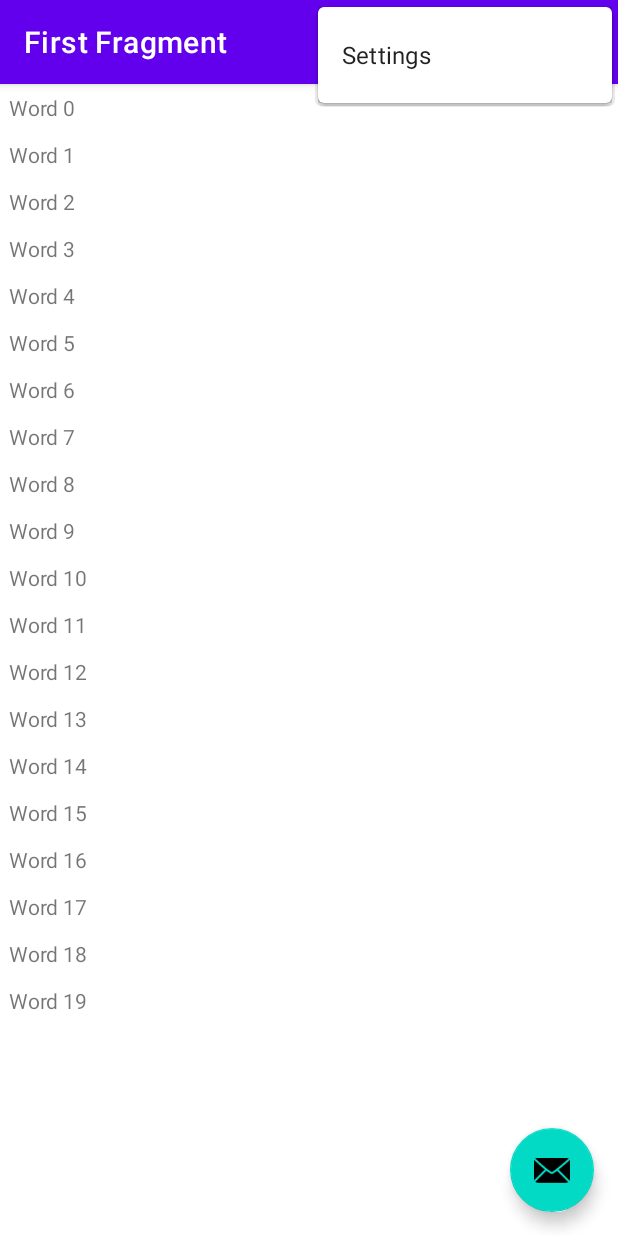
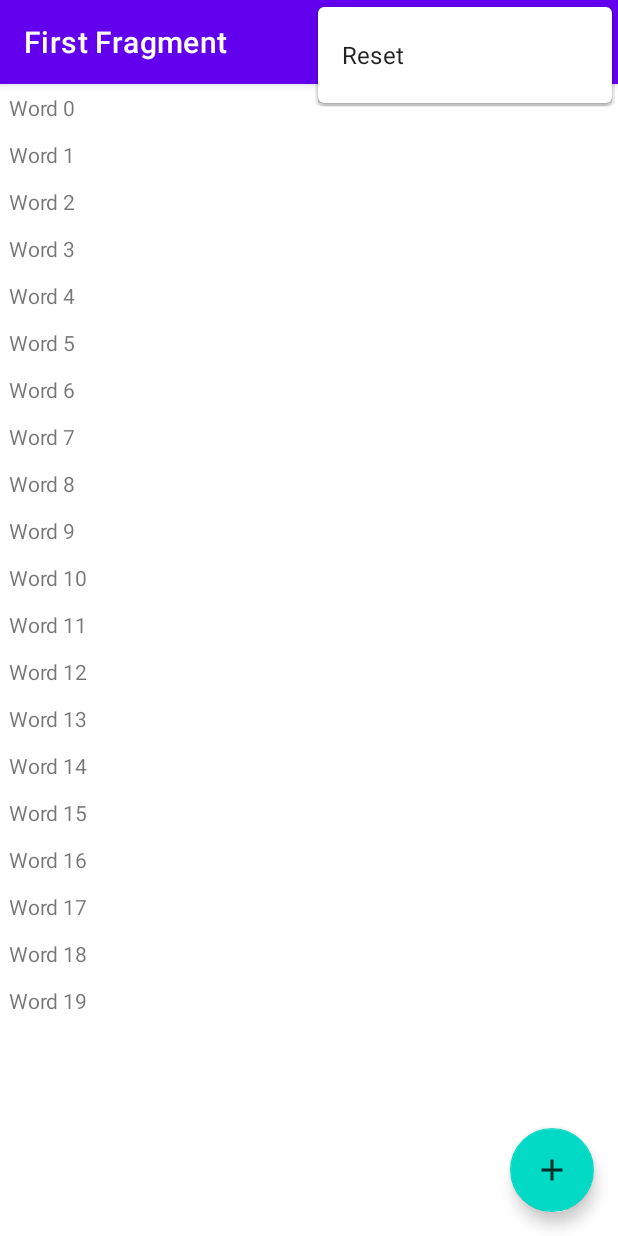
Before and after one commit to Treyregruth/TreyRegruthRecyclerViews, an Android app: the screen it shows after launch (MainActivity), with the options menu open, on a phone screen of 412 x 824 dp. Run offline under Robolectric (Android 15) with nearby library versions, the phone set to English and light mode, and no system bars; our stand-ins replace navigation-ui.

```diff
--- a/app/src/main/java/com/nkujosephregruth/recyclerview/MainActivity.java
+++ b/app/src/main/java/com/nkujosephregruth/recyclerview/MainActivity.java
@@ -21,12 +21,14 @@ import android.view.Menu;
 import android.view.MenuItem;
 
 import java.util.LinkedList;
+import java.util.Objects;
 
 public class MainActivity extends AppCompatActivity {
 
     private AppBarConfiguration appBarConfiguration;
     private ActivityMainBinding binding;
     private final LinkedList<String> mWordList = new LinkedList<>();
+    private RecyclerView mRecyclerView;
 
     @Override
     protected void onCreate(Bundle savedInstanceState) {
@@ -45,7 +47,7 @@ public class MainActivity extends AppCompatActivity {
             mWordList.addLast("Word " + i);
         }
 
-        RecyclerView mRecyclerView = findViewById(R.id.recyclerview);
+        mRecyclerView = findViewById(R.id.recyclerview);
         WordListAdapter mAdapter = new WordListAdapter(this, mWordList);
         mRecyclerView.setAdapter(mAdapter);
         mRecyclerView.setLayoutManager(new LinearLayoutManager(this));
@@ -55,7 +57,7 @@ public class MainActivity extends AppCompatActivity {
             public void onClick(View view) {
                 int wordListSize = mWordList.size();
                 mWordList.addLast("+ Word " + wordListSize);
-                mRecyclerView.getAdapter().notifyItemInserted(wordListSize);
+                Objects.requireNonNull(mRecyclerView.getAdapter()).notifyItemInserted(wordListSize);
                 mRecyclerView.smoothScrollToPosition(wordListSize);
             }
         });
@@ -76,7 +78,13 @@ public class MainActivity extends AppCompatActivity {
         int id = item.getItemId();
 
         //noinspection SimplifiableIfStatement
-        if (id == R.id.action_settings) {
+        if (id == R.id.action_reset) {
+            mWordList.clear();
+            for(int i = 0; i < 20; i++) {
+                mWordList.addLast("Word " + i);
+            }
+            WordListAdapter mAdapter = new WordListAdapter(this, mWordList);
+            mRecyclerView.setAdapter(mAdapter);
             return true;
         }
 
--- a/app/src/main/res/layout/activity_main.xml
+++ b/app/src/main/res/layout/activity_main.xml
@@ -29,6 +29,6 @@
         android:layout_gravity="bottom|end"
         android:layout_marginEnd="@dimen/fab_margin"
         android:layout_marginBottom="16dp"
-        app:srcCompat="@android:drawable/ic_dialog_email" />
+        app:srcCompat="@drawable/ic_add_for_fab" />
 
 </androidx.coordinatorlayout.widget.CoordinatorLayout>
--- a/app/src/main/res/menu/menu_main.xml
+++ b/app/src/main/res/menu/menu_main.xml
@@ -3,8 +3,8 @@
     xmlns:tools="http://schemas.android.com/tools"
     tools:context="com.nkujosephregruth.recyclerview.MainActivity">
     <item
-        android:id="@+id/action_settings"
+        android:id="@+id/action_reset"
         android:orderInCategory="100"
-        android:title="@string/action_settings"
+        android:title="@string/reset_option"
         app:showAsAction="never" />
 </menu>
--- a/app/src/main/res/values/strings.xml
+++ b/app/src/main/res/values/strings.xml
@@ -9,4 +9,5 @@
 
     <string name="hello_first_fragment">Hello first fragment</string>
     <string name="hello_second_fragment">Hello second fragment. Arg: %1$s</string>
+    <string name="reset_option">Reset</string>
 </resources>
```
Also changed, not shown: 1 other file.
